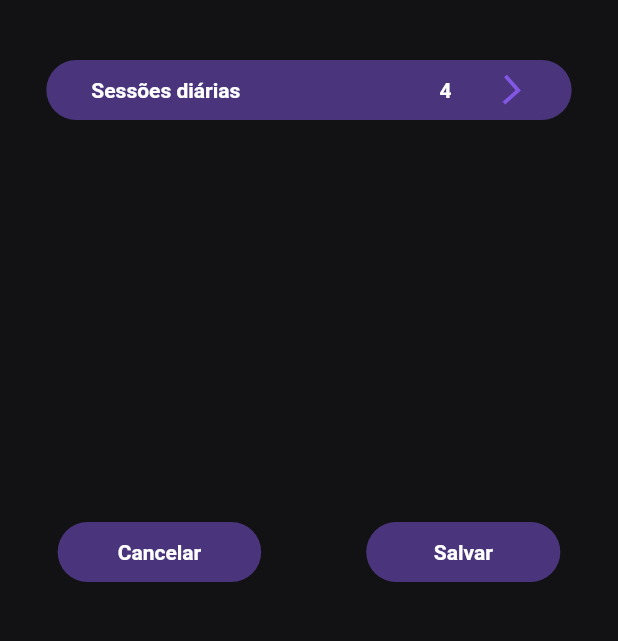
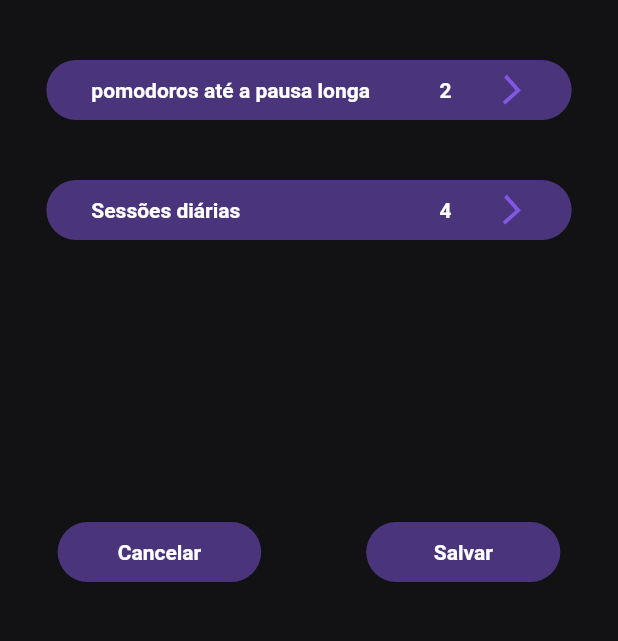
Before and after one commit to RodrigoLima96/time_sense, a Flutter app: the SettingsPage screen opened directly, after a tap on "Tempo de foco", on a phone screen of 412 x 824 dp, the part 579-1220 px from its top. Run offline on Flutter 3.47's test engine with Material 2 defaults, Android fonts, the phone set to English and light mode, and no system bars; our stand-ins replace circular_countdown_timer, equatable, flutter_svg, sqflite, wakelock; accounts and stored records are empty; network calls fail.

Commit message:
add shortBreakCount option on Settings Page

```diff
--- a/lib/src/controllers/helpers/settings_helper.dart
+++ b/lib/src/controllers/helpers/settings_helper.dart
@@ -44,6 +44,8 @@ class SettingsHelper {
         break;
       case 'longBreakDuration':
         settings.longBreakDuration = settingValue;
+      case 'shortBreakCount':
+        settings.shortBreakCount = settingValue;
         break;
       case 'dailySessions':
         settings.dailySessions = settingValue;
@@ -65,6 +67,8 @@ class SettingsHelper {
         break;
       case 'longBreakDuration':
         selectedSettingOptionValue = settings.longBreakDuration;
+      case 'shortBreakCount':
+        selectedSettingOptionValue = settings.shortBreakCount;
         break;
       case 'dailySessions':
         selectedSettingOptionValue = settings.dailySessions;
@@ -76,12 +80,16 @@ class SettingsHelper {
   static int getNewSelectedSettingOptionValue({
     required String action,
     required int selectedSettingOptionValue,
+    required String settingType,
   }) {
     if (action == 'increment') {
       if (selectedSettingOptionValue > 0) {
         selectedSettingOptionValue++;
       }
     } else {
+      if (selectedSettingOptionValue == 2 && settingType == 'shortBreakCount') {
+        return selectedSettingOptionValue;
+      }
       if (selectedSettingOptionValue > 1) {
         selectedSettingOptionValue--;
       }
--- a/lib/src/controllers/settings_controller.dart
+++ b/lib/src/controllers/settings_controller.dart
@@ -71,6 +71,7 @@ class SettingsController extends ChangeNotifier {
         SettingsHelper.getNewSelectedSettingOptionValue(
       action: action,
       selectedSettingOptionValue: selectedSettingOptionValue,
+      settingType: settingType,
     );
 
     settings = SettingsHelper.getLastSettingsValues(
--- a/lib/src/models/settings.dart
+++ b/lib/src/models/settings.dart
@@ -39,5 +39,5 @@ class Settings extends Equatable {
 
   @override
   List<Object?> get props =>
-      [pomodoroTime, shortBreakDuration, longBreakDuration, dailySessions];
+      [pomodoroTime, shortBreakDuration, longBreakDuration, shortBreakCount, dailySessions];
 }
--- a/lib/src/pages/settings/widgets/settings_body.dart
+++ b/lib/src/pages/settings/widgets/settings_body.dart
@@ -14,7 +14,8 @@ class SettingsBody extends StatelessWidget {
 
     final settingsController = context.watch<SettingsController>();
 
-    return settingsController.settingsPageState == SettingsPageState.loaded ? SizedBox(
+    return settingsController.settingsPageState == SettingsPageState.loaded
+        ? SizedBox(
             width: size.width,
             height: size.height,
             child: Column(
@@ -27,13 +28,21 @@ class SettingsBody extends StatelessWidget {
                 ),
                 SettingsOptionWidget(
                   text: 'Pausa curta',
-            setting: '${settingsController.settings.shortBreakDuration} min',
+                  setting:
+                      '${settingsController.settings.shortBreakDuration} min',
                   settingType: 'shortBreakDuration',
                 ),
                 SettingsOptionWidget(
                   text: 'Pausa longa',
-            setting: '${settingsController.settings.longBreakDuration} min',
+                  setting:
+                      '${settingsController.settings.longBreakDuration} min',
                   settingType: 'longBreakDuration',
+                ),
+                SettingsOptionWidget(
+                  text: 'pomodoros até a pausa longa',
+                  setting:
+                      '${settingsController.settings.shortBreakCount}',
+                  settingType: 'shortBreakCount',
                 ),
                 SettingsOptionWidget(
                   text: 'Sessões diárias',
@@ -44,6 +53,7 @@ class SettingsBody extends StatelessWidget {
                 const SettingsOptionsButtons(),
               ],
             ),
-    ) : const SizedBox();
+          )
+        : const SizedBox();
   }
 }
--- a/lib/src/services/database/init_database_service.dart
+++ b/lib/src/services/database/init_database_service.dart
@@ -106,7 +106,7 @@ class InitDatabaseService {
     1200,
     300,
     600,
-    4,
+    2,
     4
   );
 ''';
```
Lines whose indentation alone changed are shown as unchanged.
